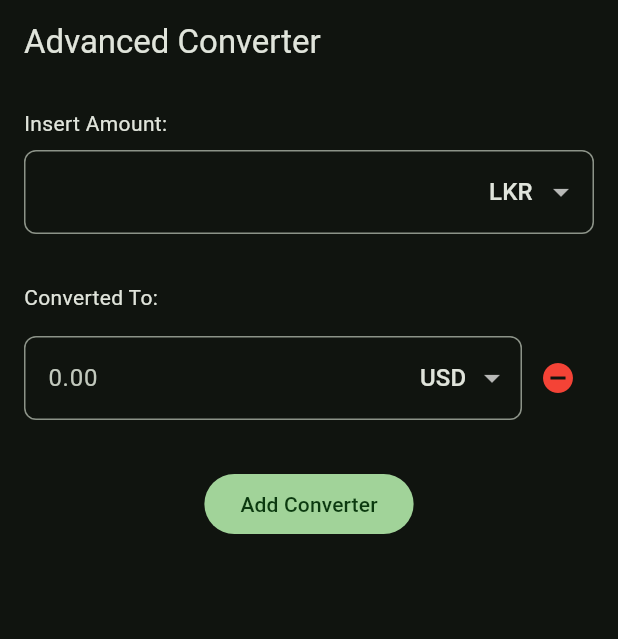
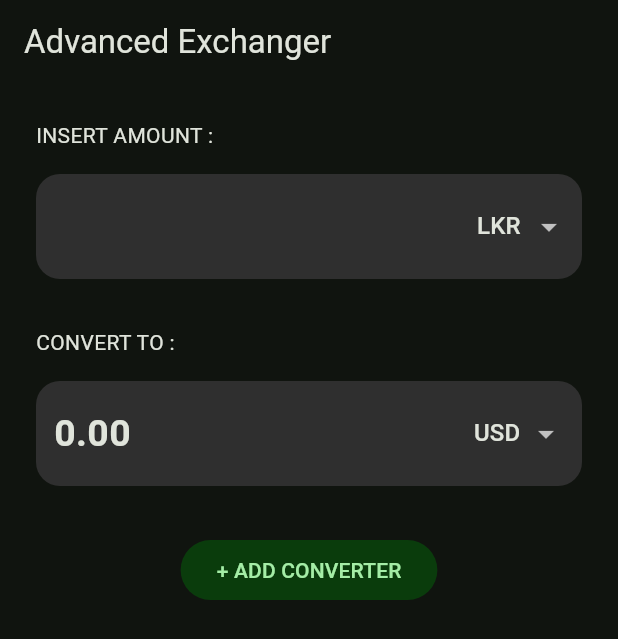
Before and after one commit to ShenalNirushka/currency_converter, a Flutter app: the screen it shows after launch, on a phone screen of 412 x 824 dp. Shown: the top 639 px of the screen. Run offline on Flutter 3.47's test engine with Material 3 defaults, Android fonts, the phone set to English and light mode, and no system bars; our stand-ins replace shared_preferences; network calls fail.

Commit message:
feature done

```diff
--- /dev/null
+++ b/lib/feature/currency_conversion/viewmodels/convertion_viewmodel.dart
@@ -0,0 +1,125 @@
+import 'dart:convert';
+import 'package:flutter/material.dart';
+import 'package:shared_preferences/shared_preferences.dart';
+import 'package:http/http.dart' as http;
+
+class ConversionViewModel extends ChangeNotifier {
+   List<String> currencyList = [
+    'USD',
+    'EUR',
+    'JPY',
+    'GBP',
+    'AUD',
+    'CAD',
+    'CHF',
+    'CNY',
+    'SEK',
+    'NZD',
+    'INR',
+    'RUB',
+    'ZAR',
+    'BRL',
+    'SGD',
+    'MXN',
+    'HKD',
+    'NOK',
+    'KRW',
+    'TRY',
+    'THB',
+    'LKR',
+  ];
+
+  String baseCurrency = 'LKR';
+  double amount = 0.0;
+  List<String> targetCurrencies = ['USD'];
+  Map<String, double> conversionRates = {};
+
+  ConversionViewModel() {
+    loadPreferredCurrencies();
+  }
+
+  Future<void> loadPreferredCurrencies() async {
+    SharedPreferences sharedPreferences = await SharedPreferences.getInstance();
+    List<String>? storedCurrencies = sharedPreferences.getStringList('targetCurrencies');
+    if (storedCurrencies != null) {
+      targetCurrencies = storedCurrencies;
+    }
+    fetchConversionRates();
+    notifyListeners();
+  }
+
+  Future<void> savePreferredCurrencies() async {
+    SharedPreferences sharedPreferences = await SharedPreferences.getInstance();
+    await sharedPreferences.setStringList('targetCurrencies', targetCurrencies);
+  }
+
+  void setBaseCurrency(String newBaseCurrency) {
+    baseCurrency = newBaseCurrency;
+    fetchConversionRates();
+    notifyListeners();
+  }
+
+  void setAmount(double newAmount) {
+    amount = newAmount;
+    notifyListeners();
+  }
+
+  double convertCurrency(String targetCurrency) {
+    if (conversionRates.containsKey(targetCurrency)) {
+      return amount * conversionRates[targetCurrency]!;
+    }
+    return amount;
+  }
+
+  void addNewConverter() {
+    targetCurrencies.add(currencyList[0]);
+    savePreferredCurrencies();
+    notifyListeners();
+  }
+
+  void removeConverter(int index) {
+    targetCurrencies.removeAt(index);
+    savePreferredCurrencies();
+    notifyListeners();
+  }
+
+  void updateTargetCurrency(int index, String newTargetCurrency) {
+    targetCurrencies[index] = newTargetCurrency;
+    savePreferredCurrencies();
+    notifyListeners();
+  }
+
+  String getCurrentDate() {
+    final now = DateTime.now();
+    return "${now.year}-${now.month.toString().padLeft(2, '0')}-${now.day.toString().padLeft(2, '0')}";
+  }
+
+  String constructApiUrl(String baseCurrency) {
+    String currentDate = getCurrentDate();
+    return 'https://cdn.jsdelivr.net/npm/@fawazahmed0/currency-api@$currentDate/v1/currencies/${baseCurrency.toLowerCase()}.json';
+  }
+
+  Future<void> fetchConversionRates() async {
+    final apiUrl = constructApiUrl(baseCurrency);
+    try {
+      final response = await http.get(Uri.parse(apiUrl));
+      if (response.statusCode == 200) {
+        final data = json.decode(response.body);
+        for (String currencyList in currencyList) {
+          if (data[baseCurrency.toLowerCase()].containsKey(currencyList.toLowerCase())) {
+            conversionRates[currencyList] =
+                data[baseCurrency.toLowerCase()][currencyList.toLowerCase()].toDouble();
+          } else {
+            conversionRates[currencyList] =
+                1.0;
+          }
+        }
+        notifyListeners();
+      } else {
+        throw Exception('Failed to load conversion rates');
+      }
+    } catch (e) {
+      print('Error fetching conversion rates: $e');
+    }
+  }
+}
--- a/lib/feature/currency_conversion/views/conversion_screen.dart
+++ b/lib/feature/currency_conversion/views/conversion_screen.dart
@@ -1,5 +1,6 @@
+import 'package:currency_converter/feature/currency_conversion/viewmodels/convertion_viewmodel.dart';
 import 'package:flutter/material.dart';
-import 'package:shared_preferences/shared_preferences.dart';
+import 'package:provider/provider.dart';
 
 class ConversionScreen extends StatefulWidget {
   const ConversionScreen({super.key});
@@ -9,94 +10,47 @@ class ConversionScreen extends StatefulWidget {
 }
 
 class _ConversionScreenState extends State<ConversionScreen> {
-  List<String> currencyList = [
-    'USD', 'EUR', 'JPY', 'GBP', 'AUD', 'CAD', 'CHF', 'CNY', 'SEK', 'NZD',
-    'INR', 'RUB', 'ZAR', 'BRL', 'SGD', 'MXN', 'HKD', 'NOK', 'KRW', 'TRY', 'THB', 'LKR',
-  ];
-
-  String baseCurrency = 'LKR';
-  double amount = 0.0;
-  List<String> targetCurrencies = [];
-
-  @override
-  void initState() {
-    super.initState();
-    _loadPreferredCurrencies();
-  }
-
-  // Load preferred currencies from Shared Preferences
-  Future<void> _loadPreferredCurrencies() async {
-    SharedPreferences prefs = await SharedPreferences.getInstance();
-    List<String>? storedCurrencies = prefs.getStringList('targetCurrencies');
-    if (storedCurrencies != null) {
-      setState(() {
-        targetCurrencies = storedCurrencies;
-      });
-    } else {
-      // If no stored currencies, add a default one
-      setState(() {
-        targetCurrencies = ['USD'];
-      });
-    }
-  }
-
-  // Save preferred currencies to Shared Preferences
-  Future<void> _savePreferredCurrencies() async {
-    SharedPreferences prefs = await SharedPreferences.getInstance();
-    await prefs.setStringList('targetCurrencies', targetCurrencies);
-  }
-
-  // Mock function to convert the amount
-  double _convertCurrency(double amount, String base, String target) {
-    double conversionRate = 0.85; // Mock conversion rate
-    return amount * conversionRate;
-  }
-
-  void _addNewConverter() {
-    setState(() {
-      targetCurrencies.add(currencyList[0]);
-      _savePreferredCurrencies(); // Save after adding
-    });
-  }
-
-  // Function to remove a target currency
-  void _removeConverter(int index) {
-    setState(() {
-      targetCurrencies.removeAt(index);
-      _savePreferredCurrencies(); // Save after removing
-    });
-    ScaffoldMessenger.of(context).showSnackBar(
-      SnackBar(content: Text('Converter removed')),
-    );
-  }
-
   @override
   Widget build(BuildContext context) {
+    final viewModel = Provider.of<ConversionViewModel>(context);
+
     return Scaffold(
       appBar: AppBar(
-        title: const Text('Advanced Converter'),
+        title: const Text('Advanced Exchanger'),
       ),
       body: Padding(
-        padding: const EdgeInsets.all(16.0),
+        padding: const EdgeInsets.all(24.0),
         child: ListView(
           children: [
-            const Text('Insert Amount:'),
-            const SizedBox(height: 8),
-            TextField(
+            const Text('INSERT AMOUNT :'),
+            const SizedBox(height: 16),
+            Container(
+              height: 70,
+              alignment: Alignment.center,
+              decoration: BoxDecoration(
+                color: const Color.fromARGB(255, 47, 47, 47),
+                borderRadius: BorderRadius.circular(16),
+              ),
+              child: TextField(
+                style: const TextStyle(
+                  fontSize: 25,
+                  fontWeight: FontWeight.w600,
+                ),
                 decoration: InputDecoration(
-                border: OutlineInputBorder(borderRadius: BorderRadius.circular(8)),
+                  filled: true,
+                  fillColor: Colors.transparent,
+                  border: InputBorder.none,
                   suffixIcon: Padding(
                     padding: const EdgeInsets.symmetric(horizontal: 10),
                     child: DropdownButton<String>(
-                    value: baseCurrency,
+                      value: viewModel.baseCurrency,
                       onChanged: (String? newValue) {
                         if (newValue != null) {
-                        setState(() {
-                          baseCurrency = newValue;
-                        });
+                          viewModel.setBaseCurrency(newValue);
                         }
                       },
-                    items: currencyList.map<DropdownMenuItem<String>>((String value) {
+                      items: viewModel.currencyList
+                          .map<DropdownMenuItem<String>>((String value) {
                         return DropdownMenuItem<String>(
                           value: value,
                           child: Text(value),
@@ -106,71 +60,109 @@ class _ConversionScreenState extends State<ConversionScreen> {
                     ),
                   ),
                 ),
-              keyboardType: TextInputType.number,
+                keyboardType: const TextInputType.numberWithOptions(
+                    decimal: true, signed: false),
                 onChanged: (value) {
-                setState(() {
-                  amount = double.tryParse(value) ?? 0.0;
-                });
+                  viewModel.setAmount(double.tryParse(value) ?? 0.0);
                 },
               ),
+            ),
             const SizedBox(height: 32),
-            const Text('Converted To:'),
+            const Text('CONVERT TO :'),
             const SizedBox(height: 8),
-            ...targetCurrencies.asMap().entries.map((entry) {
+            ...viewModel.targetCurrencies.asMap().entries.map((entry) {
               int index = entry.key;
               String targetCurrency = entry.value;
-              double convertedValue = _convertCurrency(amount, baseCurrency, targetCurrency);
+              double convertedValue = viewModel.convertCurrency(targetCurrency);
+              bool isDeleteVisible = false;
 
+              return StatefulBuilder(
+                builder: (context, setState) {
                   return Padding(
                     padding: const EdgeInsets.symmetric(vertical: 8.0),
                     child: Row(
                       children: [
                         Expanded(
-                      child: TextField(
-                        readOnly: true,
-                        decoration: InputDecoration(
-                          border: OutlineInputBorder(borderRadius: BorderRadius.circular(8)),
-                          suffixIcon: Padding(
-                            padding: const EdgeInsets.symmetric(horizontal: 8),
-                            child: DropdownButton<String>(
+                          child: GestureDetector(
+                            onLongPress: () {
+                              setState(() {
+                                isDeleteVisible =
+                                    !isDeleteVisible;
+                              });
+                            },
+                            child: Container(
+                              height: 70,
+                              padding: const EdgeInsets.symmetric(
+                                  horizontal: 12, vertical: 16),
+                              decoration: BoxDecoration(
+                                color: const Color.fromARGB(255, 47, 47, 47),
+                                borderRadius: BorderRadius.circular(16),
+                              ),
+                              child: Row(
+                                mainAxisAlignment:
+                                    MainAxisAlignment.spaceBetween,
+                                children: [
+                                  Text(
+                                    convertedValue.toStringAsFixed(2),
+                                    style: const TextStyle(
+                                      fontSize: 25,
+                                      fontWeight: FontWeight.w600,
+                                    ),
+                                  ),
+                                  (!isDeleteVisible)
+                                      ? DropdownButton<String>(
                                           value: targetCurrency,
                                           onChanged: (String? newValue) {
                                             if (newValue != null) {
-                                  setState(() {
-                                    targetCurrencies[index] = newValue;
-                                    _savePreferredCurrencies(); // Save after changing
-                                  });
+                                              viewModel.updateTargetCurrency(
+                                                  index, newValue);
                                             }
                                           },
-                              items: currencyList.map<DropdownMenuItem<String>>((String value) {
+                                          items: viewModel.currencyList
+                                              .map<DropdownMenuItem<String>>(
+                                                  (String value) {
                                             return DropdownMenuItem<String>(
                                               value: value,
                                               child: Text(value),
                                             );
                                           }).toList(),
                                           underline: Container(),
+                                        )
+                                      : IconButton(
+                                          icon: const Icon(Icons.delete,
+                                              color: Colors.red),
+                                          onPressed: () {
+                                            viewModel.removeConverter(index);
+                                            setState(() {
+                                              isDeleteVisible =
+                                                  false;
+                                            });
+                                          },
                                         ),
-                          ),
-                          hintText: convertedValue.toStringAsFixed(2),
+                                ],
                               ),
                             ),
                           ),
-                    IconButton(
-                      icon: const Icon(Icons.remove_circle, color: Colors.red),
-                      onPressed: () => _removeConverter(index),
                         ),
                       ],
                     ),
                   );
+                },
+              );
             }),
-
             const SizedBox(height: 24),
             Row(
               mainAxisAlignment: MainAxisAlignment.spaceEvenly,
               children: [
                 FilledButton(
-                  onPressed: _addNewConverter,
-                  child: const Text('Add Converter'),
+                  style: const ButtonStyle(
+                    backgroundColor:
+                        WidgetStatePropertyAll(Color.fromARGB(255, 10, 60, 12)),
+                    foregroundColor: WidgetStatePropertyAll(
+                        Color.fromARGB(255, 164, 237, 166)),
+                  ),
+                  onPressed: viewModel.addNewConverter,
+                  child: const Text('+ ADD CONVERTER'),
                 ),
               ],
             ),
--- a/lib/main.dart
+++ b/lib/main.dart
@@ -1,8 +1,12 @@
 import 'package:currency_converter/core/routes.dart';
+import 'package:currency_converter/feature/currency_conversion/viewmodels/convertion_viewmodel.dart';
 import 'package:flutter/material.dart';
+import 'package:provider/provider.dart';
 
 void main() {
-  runApp(const MyApp());
+  runApp(ChangeNotifierProvider(
+    create: (context) => ConversionViewModel(),
+    child: const MyApp()));
 }
 
 class MyApp extends StatelessWidget {
```
Lines whose indentation alone changed are shown as unchanged.
